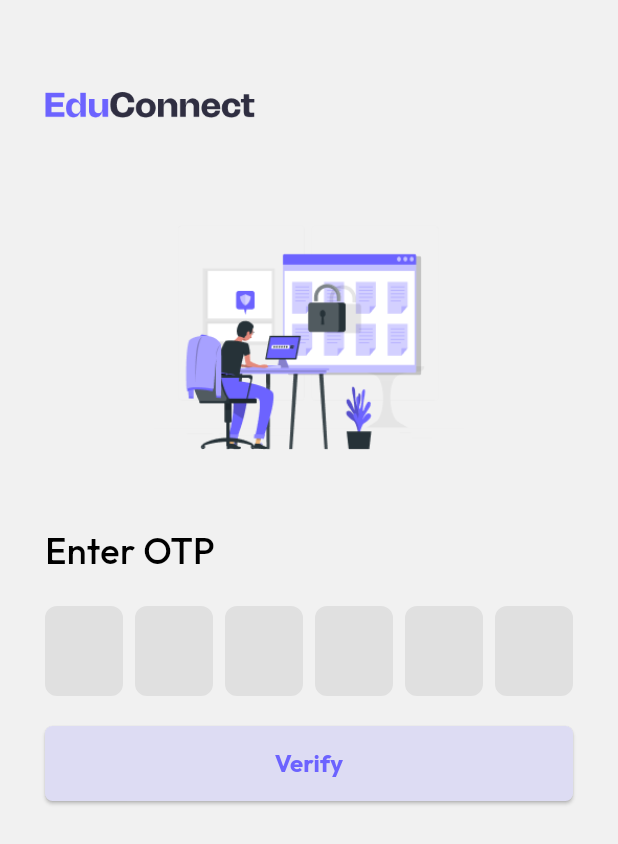
After one commit to shivamsharma-1996/EduManage-Flutter, a Flutter app: the OtpPage screen opened by its route, on a phone screen of 412 x 824 dp. The commit adds this screen. Shown: the top 844 px of the screen. Run offline on Flutter 3.47's test engine with Material 3 defaults, Android fonts, the phone set to English and light mode, and no system bars; drawn by our look-alikes of pinput; our stand-ins replace firebase_auth, firebase_core; missing offline and left inert: android_sms_retriever; accounts and stored records are empty.

Commit message:
OTP Page (#3)
* OTP UI complete

* Otp page done , integrate firebase mobile auth for OTP verification

* OTP page done

* selection page partial done

---------

Co-authored-by: Shivam Sharma <shivamsharma654.ss@gmail.com>

```diff
--- a/lib/components/custom_button.dart
+++ b/lib/components/custom_button.dart
@@ -32,10 +32,7 @@ class CustomButton extends StatelessWidget {
         ),
         child: Text(text,
             style: TextStyle(
-              fontSize: 16,
-              color: textColor,
-              fontWeight: FontWeight.bold
-            )),
+                fontSize: 16, color: textColor, fontWeight: FontWeight.bold)),
       ),
     );
   }
--- /dev/null
+++ b/lib/pages/otp/otp_page.dart
@@ -0,0 +1,167 @@
+import 'package:edu_manage/components/custom_button.dart';
+import 'package:edu_manage/pages/login/login_page.dart';
+import 'package:edu_manage/themes/color_theme.dart';
+import 'package:firebase_auth/firebase_auth.dart';
+import 'package:flutter/material.dart';
+import 'package:pinput/pinput.dart';
+import 'package:android_sms_retriever/android_sms_retriever.dart';
+
+class OtpPage extends StatefulWidget {
+  const OtpPage({super.key});
+
+  @override
+  State<OtpPage> createState() => _OtpPageState();
+}
+
+class _OtpPageState extends State<OtpPage> {
+  final FirebaseAuth auth = FirebaseAuth.instance;
+  String otpPin = "";
+  bool _isButtonEnabled = false;
+  bool _isOtpValid = true;
+  bool consentLoading = false;
+
+  @override
+  void initState() {
+    super.initState();
+
+    AndroidSmsRetriever.listenForOneTimeConsent().then((value) {
+      setState(() {
+        if (value != null) {
+          pinController.setText(value);
+        }
+      });
+    });
+  }
+
+  final pinController = TextEditingController();
+
+  @override
+  Widget build(BuildContext context) {
+    const borderColor = ThemeColor.primary;
+    const errorColor = Color.fromRGBO(255, 234, 238, 1);
+    const fillColor = ThemeColor.grey_300;
+    final defaultPinTheme = PinTheme(
+      width: 56,
+      height: 60,
+      textStyle: const TextStyle(
+          fontSize: 20,
+          color: const Color.fromRGBO(30, 60, 87, 1),
+          fontWeight: FontWeight.w600),
+      decoration: BoxDecoration(
+        color: fillColor,
+        border: Border.all(color: ThemeColor.grey_300),
+        borderRadius: BorderRadius.circular(8),
+      ),
+    );
+
+    final focusedPinTheme = defaultPinTheme.copyDecorationWith(
+      border: Border.all(color: borderColor),
+      borderRadius: BorderRadius.circular(8),
+    );
+
+    final submittedPinTheme = defaultPinTheme.copyWith(
+      decoration: defaultPinTheme.decoration?.copyWith(
+        color: const Color.fromRGBO(234, 239, 243, 1),
+      ),
+    );
+    final errorPinTheme = defaultPinTheme.copyWith(
+      decoration: BoxDecoration(
+        color: errorColor,
+        borderRadius: BorderRadius.circular(8),
+      ),
+    );
+    return SafeArea(
+      child: Scaffold(
+          resizeToAvoidBottomInset: true,
+          backgroundColor: ThemeColor.background,
+          body: SingleChildScrollView(
+            child: Padding(
+              padding: const EdgeInsets.symmetric(horizontal: 30, vertical: 50),
+              child: Column(
+                crossAxisAlignment: CrossAxisAlignment.start,
+                children: [
+                  Image.asset(
+                    "assets/images/educonnect.png",
+                    width: 140,
+                    height: 40,
+                  ),
+                  const SizedBox(height: 60),
+                  Image.asset(
+                    "assets/images/otp.png",
+                    width: double.infinity,
+                    height: 150,
+                  ),
+                  const SizedBox(
+                    height: 50,
+                  ),
+                  const Text(
+                    'Enter OTP',
+                    style: TextStyle(
+                        color: Colors.black,
+                        fontSize: 24,
+                        fontWeight: FontWeight.w500),
+                  ),
+                  const SizedBox(
+                    height: 20,
+                  ),
+                  Pinput(
+                    controller: pinController,
+                    defaultPinTheme: defaultPinTheme,
+                    focusedPinTheme: focusedPinTheme,
+                    submittedPinTheme: submittedPinTheme,
+                    validator: (s) {
+                      return _isOtpValid ? null : 'Incorrect OTP';
+                    },
+                    length: 6,
+                    pinputAutovalidateMode: PinputAutovalidateMode.onSubmit,
+                    showCursor: true,
+                    onCompleted: (pin) => {otpPin = pin},
+                    onChanged: (value) => {
+                      setState(() {
+                        _isButtonEnabled = value.length == 6;
+                      })
+                    },
+                  ),
+                  const SizedBox(height: 20),
+                  CustomButton(
+                    text: "Verify",
+                    textColor:
+                        _isButtonEnabled ? Colors.white : ThemeColor.primary,
+                    btnBackground: _isButtonEnabled
+                        ? ThemeColor.primary
+                        : ThemeColor.alphaPrimary,
+                    onPressed: _isButtonEnabled
+                        ? () async {
+                            try {
+                              // Create a PhoneAuthCredential with the code
+                              PhoneAuthCredential credential =
+                                  PhoneAuthProvider.credential(
+                                      verificationId: LoginPage.verify,
+                                      smsCode: otpPin);
+
+                              // Sign the user in (or link) with the credential
+                              await auth.signInWithCredential(credential);
+                              Navigator.pushNamedAndRemoveUntil(
+                                  context, "studentSelection", (route) => false);
+                            } catch (e) {
+                              setState(() {
+                                _isOtpValid = false;
+                              });
+                              ScaffoldMessenger.of(context)
+                                  .showSnackBar(const SnackBar(
+                                content: Text(
+                                  'Wrong OTP!',
+                                  style: TextStyle(color: Colors.red),
+                                ),
+                              ));
+                            }
+                          }
+                        : () {},
+                  ),
+                ],
+              ),
+            ),
+          )),
+    );
+  }
+}
--- a/pubspec.yaml
+++ b/pubspec.yaml
@@ -36,6 +36,11 @@ dependencies:
   # The following adds the Cupertino Icons font to your application.
   # Use with the CupertinoIcons class for iOS style icons.
   cupertino_icons: ^1.0.6
+  pinput: ^4.0.0
+  firebase_core: ^2.32.0
+  firebase_auth: ^4.20.0
+  firebase_core_platform_interface: 5.0.0
+  android_sms_retriever: ^1.3.3
 
 dev_dependencies:
   flutter_test:
```
Also changed, not shown: lib/main.dart (+27 -5 lines), lib/pages/home/home_page.dart (added, +293 -0 lines), lib/pages/login/login_page.dart (+93 -8 lines), lib/pages/studentSelection/student_selection_page.dart (added, +92 -0 lines), lib/pages/welcome/welcome_page.dart (+15 -8 lines), assets/images/avatarBg.png (added), assets/images/avatarStroke.png (added), assets/images/bell.png (added), assets/images/boyAvatar1.png (added), assets/images/calender.png (added), assets/images/girlAvatar.png (added), assets/images/home.png (added), assets/images/homework.png (added), assets/images/notice.png (added), 4 more files, 3 other files.
